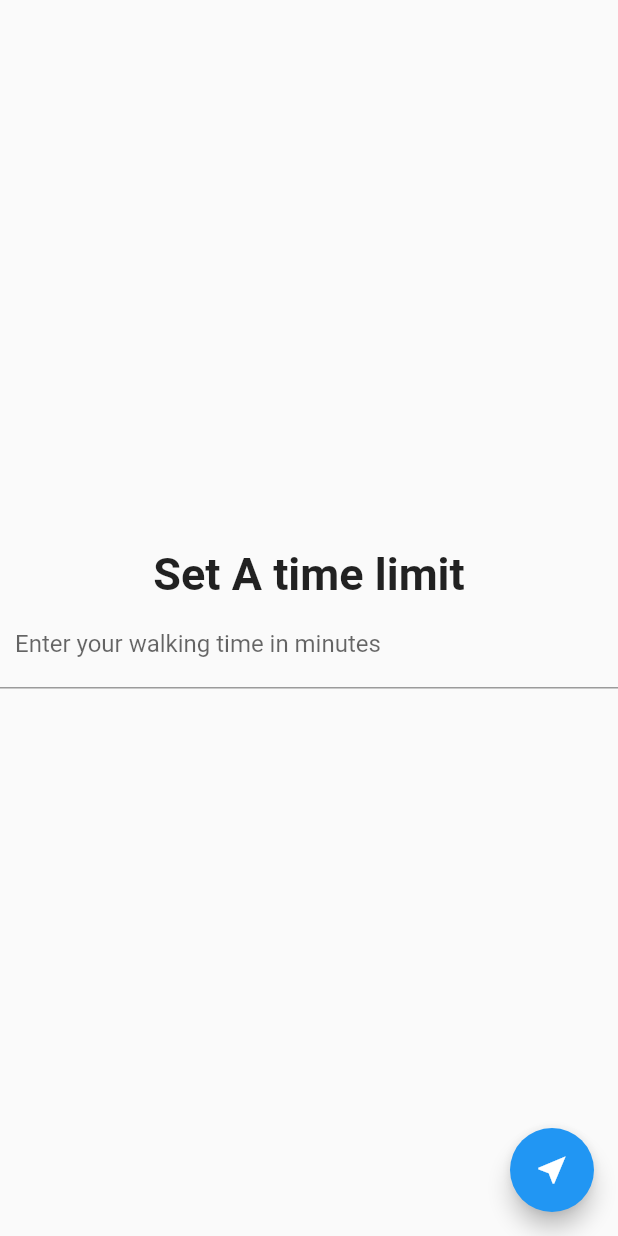
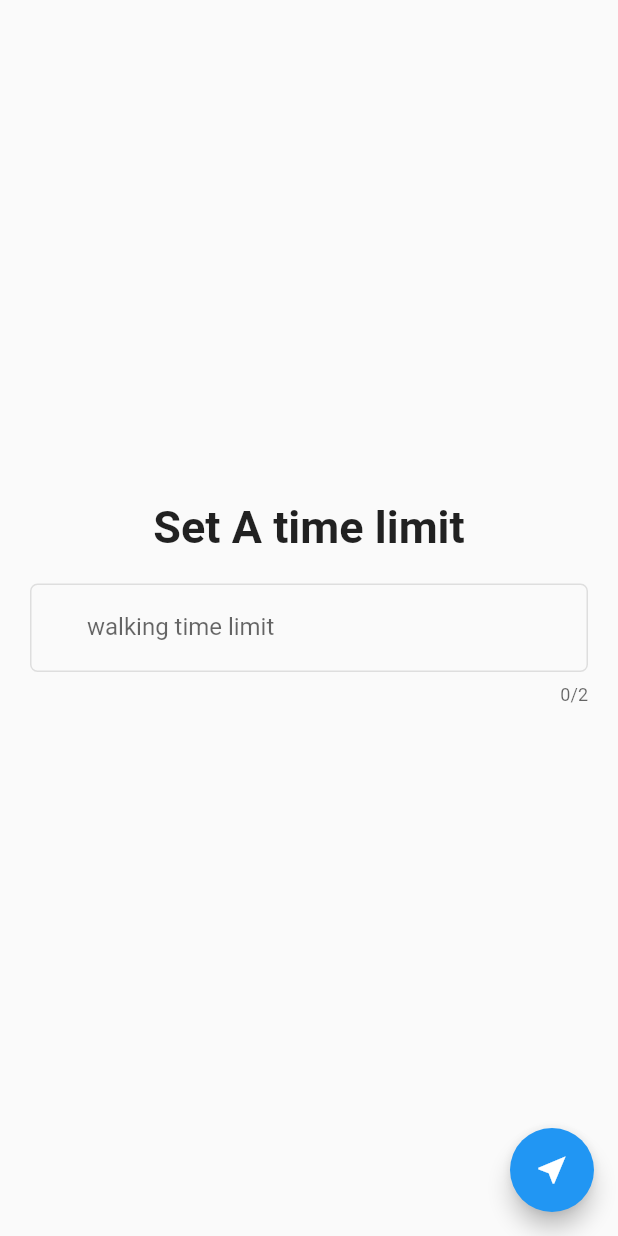
Before and after one commit to Nahin-CDR/walk_mate, a Flutter app: the screen it shows after launch, on a phone screen of 412 x 824 dp. Run offline on Flutter 3.47's test engine with Material 2 defaults, Android fonts, the phone set to English and light mode, and no system bars; our stand-ins replace animated_text_kit, another_flushbar, awesome_notifications, fluttertoast, geolocator.

```diff
--- a/lib/presentation/completed_walk/completed_walk_view.dart
+++ b/lib/presentation/completed_walk/completed_walk_view.dart
@@ -1,14 +1,10 @@
-import 'package:awesome_notifications/awesome_notifications.dart';
 import 'package:flutter/material.dart';
 import 'package:tracker/presentation/resources/assets_manager.dart';
 import 'package:tracker/presentation/resources/string_manager.dart';
-import '../../service/notification_service.dart';
 import '../resources/routes_manager.dart';
 class CompletedView extends StatefulWidget {
   final String totalDistance;
-  const CompletedView({
-    required this.totalDistance,
-    Key? key}) : super(key: key);
+  const CompletedView({required this.totalDistance,Key? key}) : super(key: key);
 
   @override
   // ignore: no_logic_in_create_state
@@ -37,10 +33,14 @@ class _CompletedViewState extends State<CompletedView> {
             ),
             Container(
               margin:const EdgeInsets.only(left: 20,bottom: 20),
-              child: Text("Total Travelled distance : $travelledDistance m"),
+              child: Text("${AppString.travelledDistance}: $travelledDistance m"),
             ),
             Center(
-              child: Image.asset(ImageAssets.completedImage,height: 150,width: 150,),
+              child: Image.asset(
+                  ImageAssets.completedImage,
+                  height: 150,
+                  width: 150
+              ),
             ),
             const SizedBox(height: 50),
             Container(
@@ -58,7 +58,7 @@ class _CompletedViewState extends State<CompletedView> {
                       Navigator.pushReplacementNamed(context, Routes.setLimit);
                     },
                     child: const Center(
-                        child: Text("Go back",
+                        child: Text(AppString.goBack,
                           style: TextStyle(
                               fontWeight: FontWeight.bold
                           ),
--- a/lib/presentation/resources/string_manager.dart
+++ b/lib/presentation/resources/string_manager.dart
@@ -4,5 +4,10 @@ class AppString{
   static const String goalCompletionToast = "you have completed the goal";
   static const String notificationTitle = "WalkMate Notification";
   static const String notificationMessage = "Your walking time is over";
-
+  static const String goBack = "Go Back";
+  static const String travelledDistance = "Total Travelled distance ";
+  static const String inputFieldHint = "Enter your walking time in minutes";
+  static const String labelText = "walking time limit";
+  static const String inputToastWarning = "input time between 1-10 minutes";
+  static const String setLimitTitle = "Set A time limit";
 }
--- a/lib/presentation/set_limit/set_limit_view.dart
+++ b/lib/presentation/set_limit/set_limit_view.dart
@@ -1,7 +1,9 @@
 import 'package:flutter/material.dart';
 import 'package:geolocator/geolocator.dart';
 import 'package:tracker/presentation/resources/utils_manager.dart';
+import 'package:tracker/presentation/set_limit/widgets.dart';
 import '../resources/routes_manager.dart';
+import '../resources/string_manager.dart';
 
 
 class SetLimitView extends StatefulWidget {
@@ -14,7 +16,7 @@ class SetLimitView extends StatefulWidget {
 class _SetLimitViewState extends State<SetLimitView> {
 
   TextEditingController inputLimit = TextEditingController();
-  int lim = 0;
+  int takenLimit = 0;
   void askedForLocationPermission()async{
     LocationPermission permission = await Geolocator.checkPermission();
     if(permission == LocationPermission.denied || permission == LocationPermission.deniedForever){
@@ -41,21 +43,21 @@ class _SetLimitViewState extends State<SetLimitView> {
           crossAxisAlignment: CrossAxisAlignment.center,
           children: [
             const Text(
-              "Set A time limit",
+              AppString.setLimitTitle,
               style: TextStyle(
                 fontWeight: FontWeight.bold,
                 fontSize: 30
               ),
             ),
-            TextField(
-              decoration: InputDecoration(
-                label: Container(
-                  margin: const EdgeInsets.only(left: 10),
-                  child: const Text("Enter your walking time in minutes"),
-                )
+            Container(
+              margin: const EdgeInsets.all(20.0),
+              child:  takeInput(
+                  mxLen: 2,
+                  myHint: AppString.inputFieldHint,
+                  myLabelText: AppString.labelText,
+                  inputTextController: inputLimit,
+                  isPassWord: false
               ),
-              keyboardType: TextInputType.number,
-              controller: inputLimit,
             )
           ],
         ),
@@ -64,11 +66,11 @@ class _SetLimitViewState extends State<SetLimitView> {
         onPressed: (){
           if(inputLimit.text.isNotEmpty && int.parse(inputLimit.text)<=10){
             setState(() {
-              lim = int.parse(inputLimit.text);
+              takenLimit = int.parse(inputLimit.text);
             });
-            Navigator.pushNamed(context, Routes.mainRoute,arguments: LimitArgument(limit: lim));
+            Navigator.pushNamed(context, Routes.mainRoute,arguments: LimitArgument(limit: takenLimit));
           }else{
-            UtilsManager.toastMessage(message: "input time between 1-10 minutes");
+            UtilsManager.toastMessage(message: AppString.inputToastWarning);
           }
         },
         child: const Icon(Icons.near_me),
--- /dev/null
+++ b/lib/presentation/set_limit/widgets.dart
@@ -0,0 +1,36 @@
+import 'package:flutter/material.dart';
+
+Widget takeInput({
+  required int mxLen,
+  required String myHint,
+  required String myLabelText,
+  required TextEditingController inputTextController,
+  required bool isPassWord}) {
+  return TextField(
+    maxLength: mxLen,
+    keyboardType: TextInputType.number,
+    controller: inputTextController,
+    obscureText: isPassWord,
+    decoration: InputDecoration(
+        labelText: myLabelText.toString(),
+        hintText: myHint.toString(),
+        hintStyle: const TextStyle(color: Color(0xFFACACAC), fontSize: 14),
+        contentPadding: const EdgeInsets.only(top: 20, bottom: 20, left: 38),
+        border: OutlineInputBorder(
+            borderRadius: BorderRadius.circular(5.0)
+        ),
+        enabledBorder: OutlineInputBorder(
+          borderSide: BorderSide(color: Colors.grey.withOpacity(.3), width: 1),
+          //Color(0xFFF1F1F1)),
+          borderRadius: const BorderRadius.all(Radius.circular(5.0)
+          ),
+        ),
+        focusedBorder: const OutlineInputBorder(
+          borderSide: BorderSide(
+              color: Color.fromRGBO(42, 51, 84, .8), width: 1),
+          //Color(0xFFC7C7C7)),
+          borderRadius: BorderRadius.all(Radius.circular(5.0)),
+        )
+    ),
+  );
+}
```
